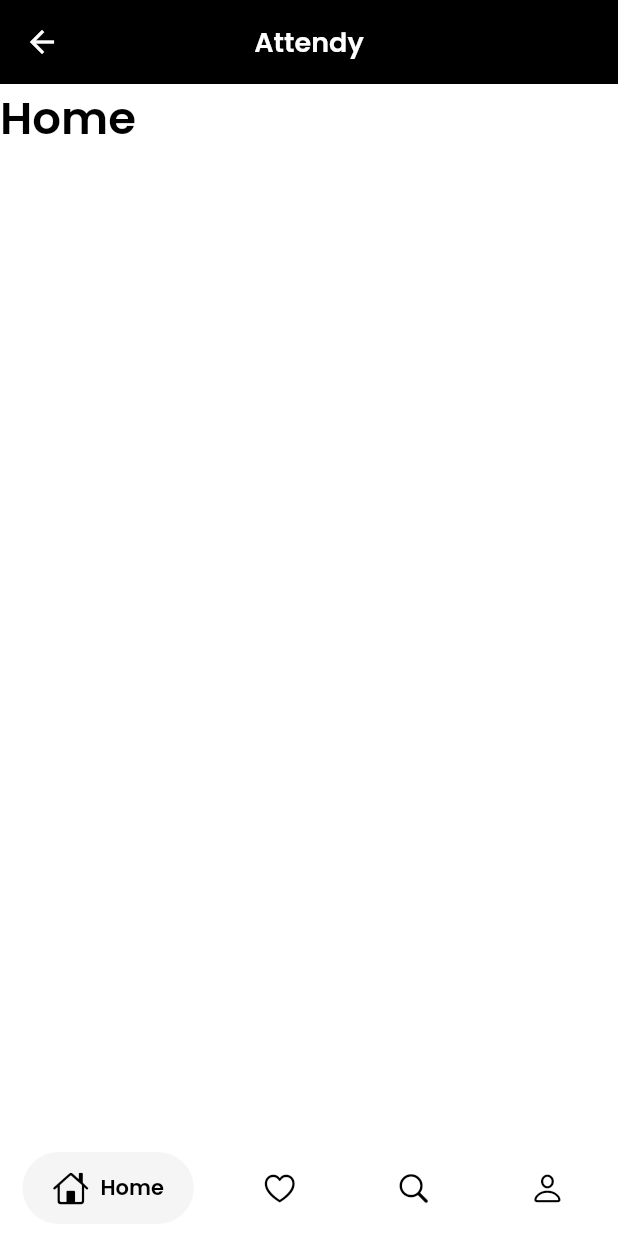
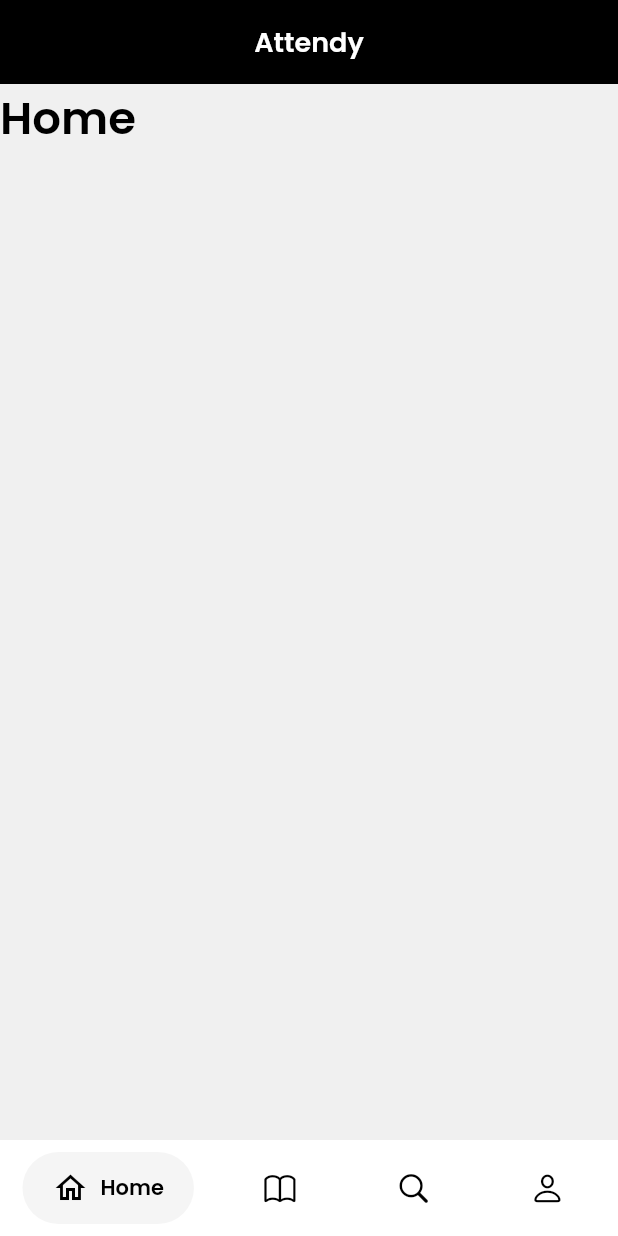
Before and after one commit to Fiesty-Cushion/thirsty-sugar, a Flutter app: the HomeView screen opened directly, on a phone screen of 412 x 824 dp. Run offline on Flutter 3.47's test engine with Material 2 defaults, Android fonts, the phone set to English and light mode, and no system bars; drawn by our look-alikes of google_nav_bar; our stand-ins replace appwrite, babstrap_settings_screen, flutter_riverpod, fpdart, google_fonts, hexcolor.

Commit message:
UI Changes

```diff
--- a/lib/features/home/view/home_view.dart
+++ b/lib/features/home/view/home_view.dart
@@ -21,8 +21,9 @@ class _HomeViewState extends State<HomeView> {
   @override
   Widget build(BuildContext context) {
     return Scaffold(
-      backgroundColor: Colors.white,
+      backgroundColor: HexColor('#F0F0F0'),
       appBar: AppBar(
+        automaticallyImplyLeading: false,
         elevation: 0,
         title: const Text('Attendy'),
         centerTitle: true,
@@ -50,12 +51,12 @@ class _HomeViewState extends State<HomeView> {
               color: Colors.black,
               tabs: const [
                 GButton(
-                  icon: CupertinoIcons.home,
+                  icon: Icons.home_outlined,
                   text: 'Home',
                 ),
                 GButton(
-                  icon: CupertinoIcons.heart,
-                  text: 'Likes',
+                  icon: CupertinoIcons.book,
+                  text: 'Routine',
                 ),
                 GButton(
                   icon: CupertinoIcons.search,
```
